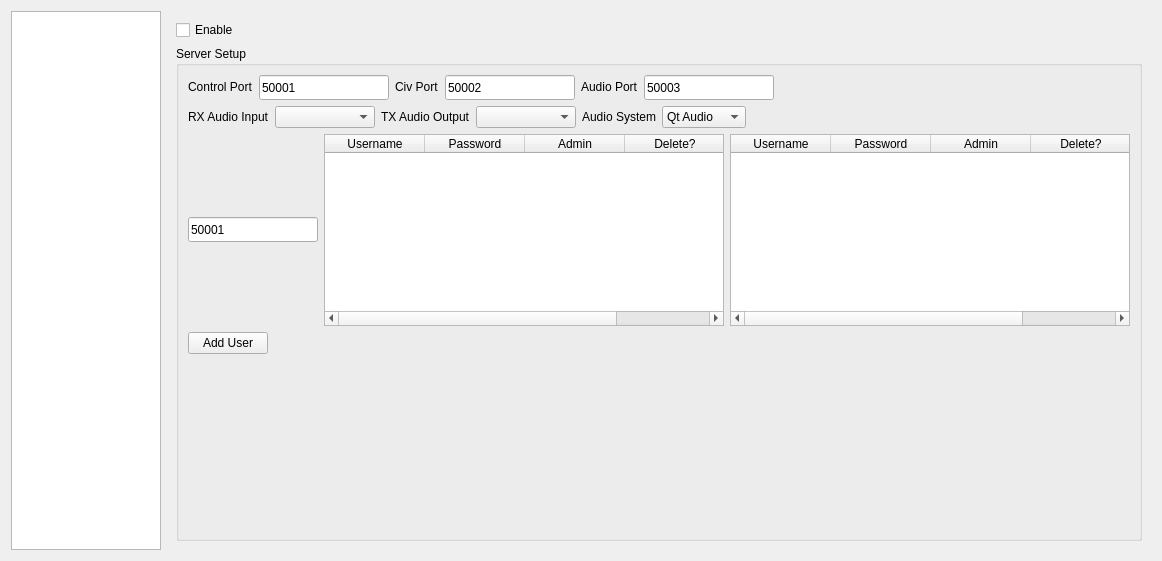
Before: the Qt Designer form settingswidget.ui in adecarolis/wfweb, drawn with Qt 5.
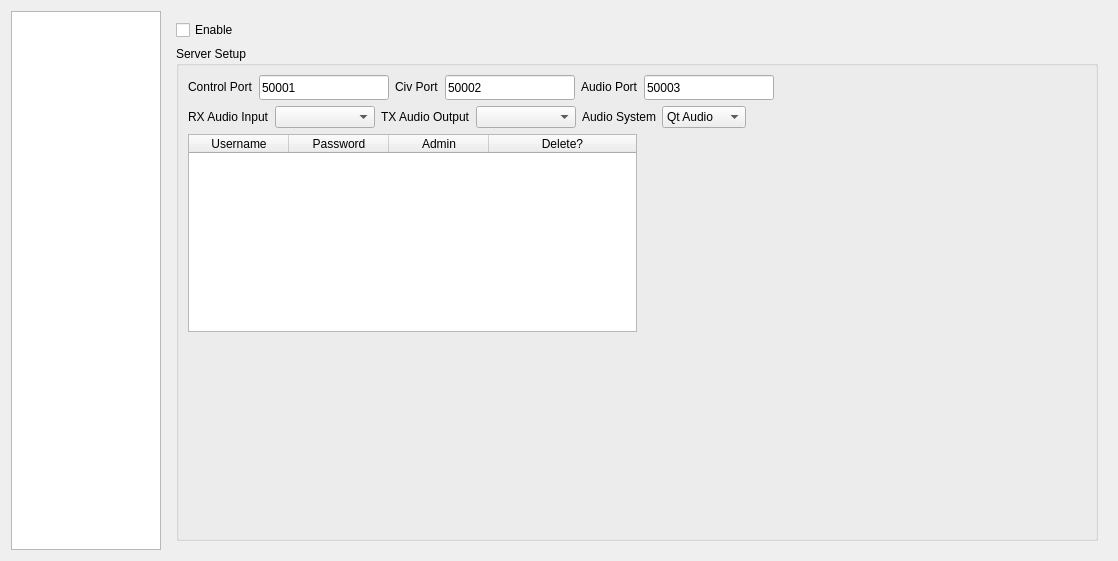
After: the same form once the commit is applied. The open tabs and pages were chosen to show the change. Custom widgets are drawn as their Qt base class.

What changed in the file:
```diff
--- a/settingswidget.ui
+++ b/settingswidget.ui
@@ -2464,112 +2464,6 @@
               </item>
               <item>
                <layout class="QHBoxLayout" name="horizontalLayout_32">
-                <item>
-                 <widget class="QLineEdit" name="serverControlPortText_2">
-                  <property name="sizePolicy">
-                   <sizepolicy hsizetype="Expanding" vsizetype="Expanding">
-                    <horstretch>0</horstretch>
-                    <verstretch>0</verstretch>
-                   </sizepolicy>
-                  </property>
-                  <property name="minimumSize">
-                   <size>
-                    <width>130</width>
-                    <height>25</height>
-                   </size>
-                  </property>
-                  <property name="maximumSize">
-                   <size>
-                    <width>130</width>
-                    <height>25</height>
-                   </size>
-                  </property>
-                  <property name="inputMask">
-                   <string>99999</string>
-                  </property>
-                  <property name="text">
-                   <string>50001</string>
-                  </property>
-                  <property name="frame">
-                   <bool>true</bool>
-                  </property>
-                 </widget>
-                </item>
-                <item>
-                 <widget class="tableWidget" name="serverUsersTable_2">
-                  <property name="sizePolicy">
-                   <sizepolicy hsizetype="Expanding" vsizetype="Expanding">
-                    <horstretch>0</horstretch>
-                    <verstretch>0</verstretch>
-                   </sizepolicy>
-                  </property>
-                  <property name="minimumSize">
-                   <size>
-                    <width>400</width>
-                    <height>160</height>
-                   </size>
-                  </property>
-                  <property name="maximumSize">
-                   <size>
-                    <width>750</width>
-                    <height>330</height>
-                   </size>
-                  </property>
-                  <property name="frameShape">
-                   <enum>QFrame::StyledPanel</enum>
-                  </property>
-                  <property name="lineWidth">
-                   <number>1</number>
-                  </property>
-                  <property name="midLineWidth">
-                   <number>0</number>
-                  </property>
-                  <property name="columnCount">
-                   <number>4</number>
-                  </property>
-                  <attribute name="horizontalHeaderCascadingSectionResizes">
-                   <bool>false</bool>
-                  </attribute>
-                  <attribute name="horizontalHeaderDefaultSectionSize">
-                   <number>100</number>
-                  </attribute>
-                  <attribute name="horizontalHeaderShowSortIndicator" stdset="0">
-                   <bool>false</bool>
-                  </attribute>
-                  <attribute name="horizontalHeaderStretchLastSection">
-                   <bool>true</bool>
-                  </attribute>
-                  <attribute name="verticalHeaderVisible">
-                   <bool>false</bool>
-                  </attribute>
-                  <attribute name="verticalHeaderShowSortIndicator" stdset="0">
-                   <bool>true</bool>
-                  </attribute>
-                  <attribute name="verticalHeaderStretchLastSection">
-                   <bool>false</bool>
-                  </attribute>
-                  <column>
-                   <property name="text">
-                    <string>Username</string>
-                   </property>
-                  </column>
-                  <column>
-                   <property name="text">
-                    <string>Password</string>
-                   </property>
-                  </column>
-                  <column>
-                   <property name="text">
-                    <string>Admin</string>
-                   </property>
-                  </column>
-                  <column>
-                   <property name="text">
-                    <string>Delete?</string>
-                   </property>
-                  </column>
-                 </widget>
-                </item>
                 <item>
                  <widget class="tableWidget" name="serverUsersTable">
                   <property name="sizePolicy">
@@ -2661,28 +2555,7 @@
                </layout>
               </item>
               <item>
-               <layout class="QHBoxLayout" name="horizontalLayout_6">
-                <item>
-                 <widget class="QPushButton" name="serverAddUserBtn">
-                  <property name="text">
-                   <string>Add User</string>
-                  </property>
-                 </widget>
-                </item>
-                <item>
-                 <spacer name="horizontalSpacer_33">
-                  <property name="orientation">
-                   <enum>Qt::Horizontal</enum>
-                  </property>
-                  <property name="sizeHint" stdset="0">
-                   <size>
-                    <width>40</width>
-                    <height>20</height>
-                   </size>
-                  </property>
-                 </spacer>
-                </item>
-               </layout>
+               <layout class="QHBoxLayout" name="horizontalLayout_6"/>
               </item>
               <item>
                <spacer name="verticalSpacer_7">
```
Left out of the diff: 118 changed lines with no effect on the pictures.
